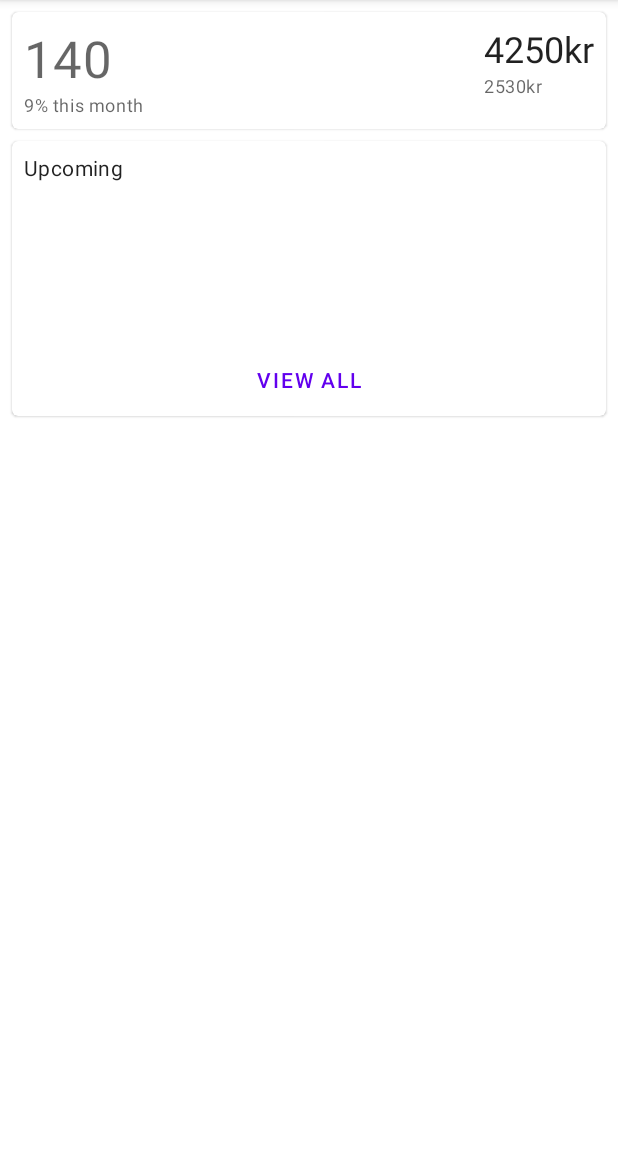
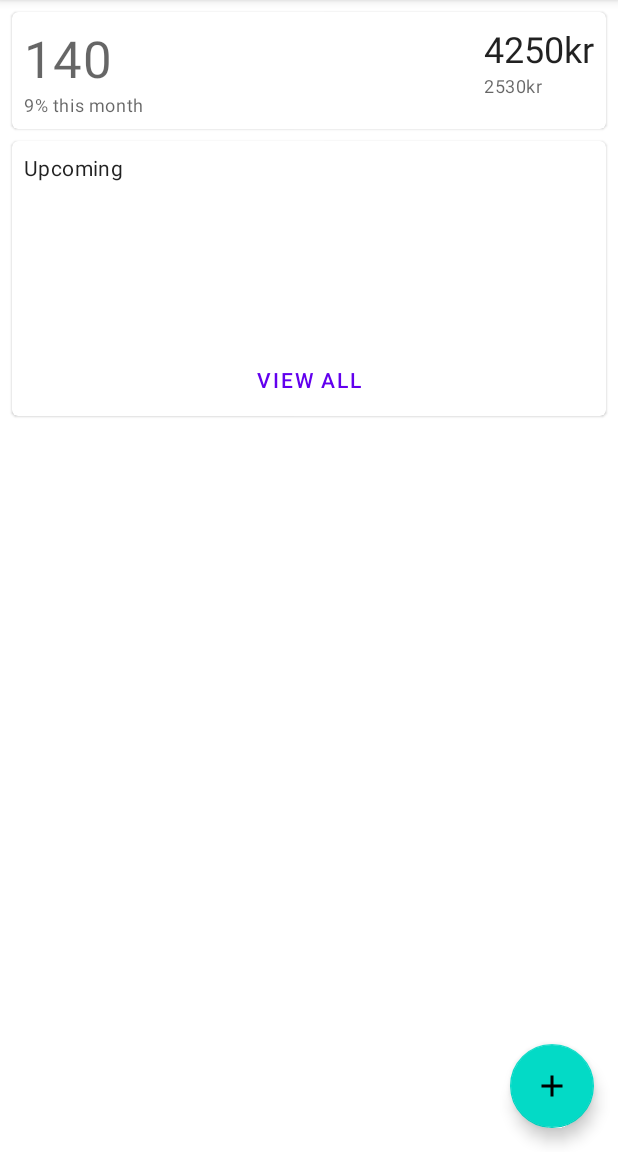
Before and after one commit to OscarCreator/sms-scheduler-v2, an Android app: the screen it shows after launch (MainActivity), on a phone screen of 412 x 824 dp, the part 84-1236 px from its top. Run offline under Robolectric (Android 15) with nearby library versions, the phone set to English and light mode, and no system bars; our stand-ins replace Room's generated code.

Commit message:
Added navigation, basic implementation of AddEditTreatmentFragment and tested Navigation from DashboardFragment to AddEditTreatmentFragment with FragmentScenario

```diff
--- a/app/src/main/java/com/oscarcreator/sms_scheduler_v2/dashboard/DashboardFragment.kt
+++ b/app/src/main/java/com/oscarcreator/sms_scheduler_v2/dashboard/DashboardFragment.kt
@@ -5,6 +5,8 @@ import android.view.LayoutInflater
 import android.view.View
 import android.view.ViewGroup
 import androidx.fragment.app.Fragment
+import androidx.lifecycle.observe
+import androidx.navigation.fragment.findNavController
 import com.oscarcreator.sms_scheduler_v2.R
 import com.oscarcreator.sms_scheduler_v2.data.TreatmentsStatsRepository
 import com.oscarcreator.sms_scheduler_v2.databinding.FragmentDashboardBinding
@@ -35,21 +37,26 @@ class DashboardFragment : Fragment() {
             setTotalEarnings(4250)
             setTotalEarningsExclusive(2530)
 
-            totalTreatments.observe(viewLifecycleOwner, {
+            totalTreatments.observe(viewLifecycleOwner) {
                 binding.statisticsView.setTotalTreatments(it)
-            })
+            }
 
-            procentTreatments.observe(viewLifecycleOwner, {
+            procentTreatments.observe(viewLifecycleOwner) {
                 binding.statisticsView.setProcentTreatments(it)
-            })
+            }
 
-            totalEarnings.observe(viewLifecycleOwner, {
+            totalEarnings.observe(viewLifecycleOwner) {
                 binding.statisticsView.setTotalEarnings(it)
-            })
+            }
 
-            totalEarningsExclusive.observe(viewLifecycleOwner, {
+            totalEarningsExclusive.observe(viewLifecycleOwner) {
                 binding.statisticsView.setTotalEarningsExclusive(it)
-            })
+            }
+
+            binding.fabAddTreatment.setOnClickListener{
+                val action = DashboardFragmentDirections.actionDashboardFragmentToAddEditTreatmentFragment()
+                findNavController().navigate(action)
+            }
 
         }
 
--- a/app/src/main/java/com/oscarcreator/sms_scheduler_v2/dashboard/StatisticsView.kt
+++ b/app/src/main/java/com/oscarcreator/sms_scheduler_v2/dashboard/StatisticsView.kt
@@ -7,7 +7,11 @@ import com.google.android.material.textview.MaterialTextView
 import com.oscarcreator.sms_scheduler_v2.R
 
 
-class StatisticsView(context: Context, attrs: AttributeSet) : MaterialCardView(context, attrs) {
+class StatisticsView : MaterialCardView {
+
+    constructor(context: Context) : super(context)
+    constructor(context: Context, attrs: AttributeSet?) : super(context, attrs)
+    constructor(context: Context, attrs: AttributeSet?, defStyleAttr: Int) : super(context, attrs, defStyleAttr)
 
     private var tvTotalTreatments: MaterialTextView
     private var tvProcentTreatments: MaterialTextView
--- /dev/null
+++ b/app/src/main/res/drawable/ic_add.xml
@@ -0,0 +1,10 @@
+<vector xmlns:android="http://schemas.android.com/apk/res/android"
+    android:width="24dp"
+    android:height="24dp"
+    android:viewportWidth="24"
+    android:viewportHeight="24"
+    android:tint="?attr/colorControlNormal">
+  <path
+      android:fillColor="@android:color/white"
+      android:pathData="M19,13h-6v6h-2v-6H5v-2h6V5h2v6h6v2z"/>
+</vector>
--- a/app/src/main/res/layout/activity_main.xml
+++ b/app/src/main/res/layout/activity_main.xml
@@ -3,15 +3,17 @@
     xmlns:tools="http://schemas.android.com/tools"
     android:layout_width="match_parent"
     android:layout_height="match_parent"
+    xmlns:app="http://schemas.android.com/apk/res-auto"
     android:orientation="vertical"
     tools:context=".MainActivity">
 
     <androidx.fragment.app.FragmentContainerView
-        android:id="@+id/fragment_dashboard"
+        android:id="@+id/nav_host_fragment"
+        android:name="androidx.navigation.fragment.NavHostFragment"
         android:layout_width="match_parent"
         android:layout_height="match_parent"
-        android:name="com.oscarcreator.sms_scheduler_v2.dashboard.DashboardFragment"
-        tools:layout="@layout/fragment_dashboard"
-        />
+        app:defaultNavHost="true"
+        app:navGraph="@navigation/nav_graph" />
+
 
 </androidx.constraintlayout.widget.ConstraintLayout>
--- a/app/src/main/res/layout/fragment_dashboard.xml
+++ b/app/src/main/res/layout/fragment_dashboard.xml
@@ -55,4 +55,15 @@
 
     </com.google.android.material.card.MaterialCardView>
 
+    <com.google.android.material.floatingactionbutton.FloatingActionButton
+        android:id="@+id/fab_add_treatment"
+        android:layout_width="wrap_content"
+        android:layout_height="wrap_content"
+        app:layout_constraintEnd_toEndOf="parent"
+        app:layout_constraintBottom_toBottomOf="parent"
+        android:layout_margin="16dp"
+        android:src="@drawable/ic_add"
+        />
+
+
 </androidx.constraintlayout.widget.ConstraintLayout>
--- /dev/null
+++ b/app/src/main/res/navigation/nav_graph.xml
@@ -0,0 +1,24 @@
+<?xml version="1.0" encoding="utf-8"?>
+<navigation xmlns:android="http://schemas.android.com/apk/res/android"
+    xmlns:app="http://schemas.android.com/apk/res-auto"
+    xmlns:tools="http://schemas.android.com/tools"
+    android:id="@+id/nav_graph"
+    app:startDestination="@id/dashboardFragment">
+
+    <fragment
+        android:id="@+id/dashboardFragment"
+        android:name="com.oscarcreator.sms_scheduler_v2.dashboard.DashboardFragment"
+        android:label="Dashboard"
+        tools:layout="@layout/fragment_dashboard"
+        >
+        <action
+            android:id="@+id/action_dashboardFragment_to_addEditTreatmentFragment"
+            app:destination="@id/addEditTreatmentFragment" />
+    </fragment>
+    <fragment
+        android:id="@+id/addEditTreatmentFragment"
+        android:name="com.oscarcreator.sms_scheduler_v2.addedittreatment.AddEditTreatmentFragment"
+        android:label="AddEdit"
+        tools:layout="@layout/fragment_addedit_treatment"
+        />
+</navigation>
```
Also changed, not shown: app/build.gradle (+17 -4 lines), app/src/main/java/com/oscarcreator/sms_scheduler_v2/addedittreatment/AddEditTreatmentFragment.kt (added, +37 -0 lines), app/src/main/res/layout/dropdown_menu_list_item.xml (added, +10 -0 lines), app/src/main/res/layout/fragment_addedit_treatment.xml (added, +91 -0 lines), build.gradle (+6 -1 lines), gradle/wrapper/gradle-wrapper.properties, 1 other file.
